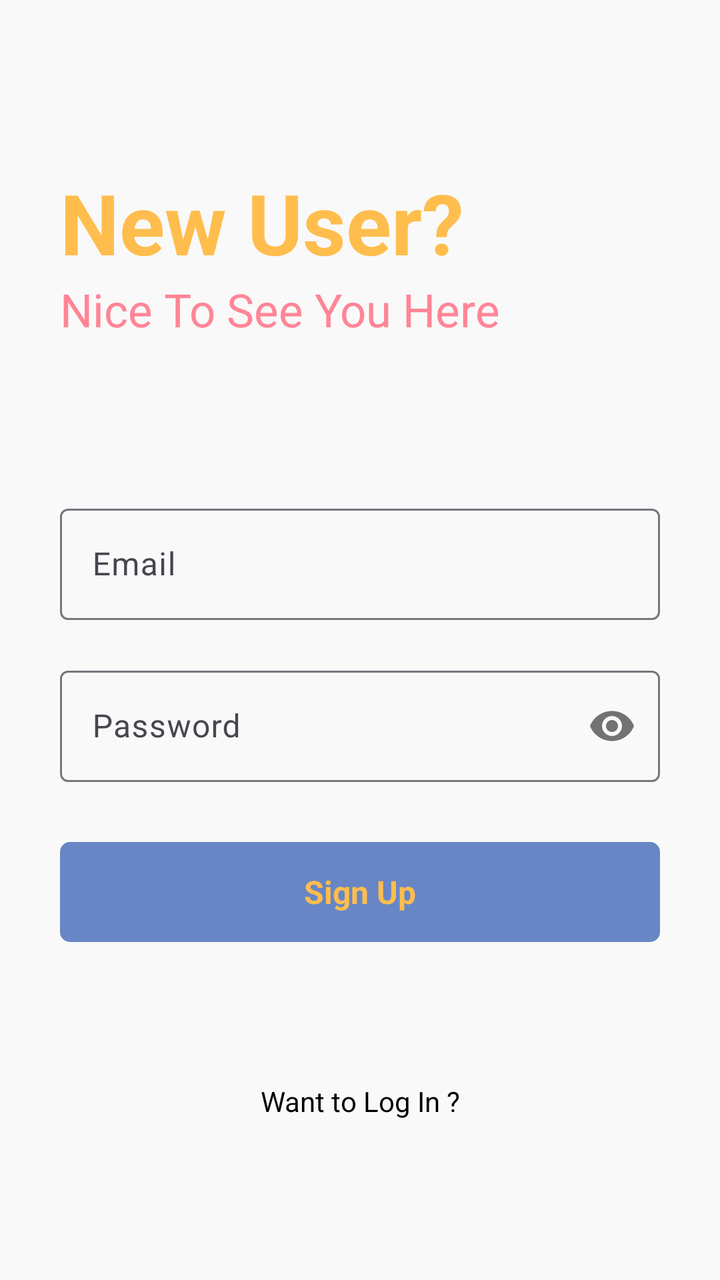
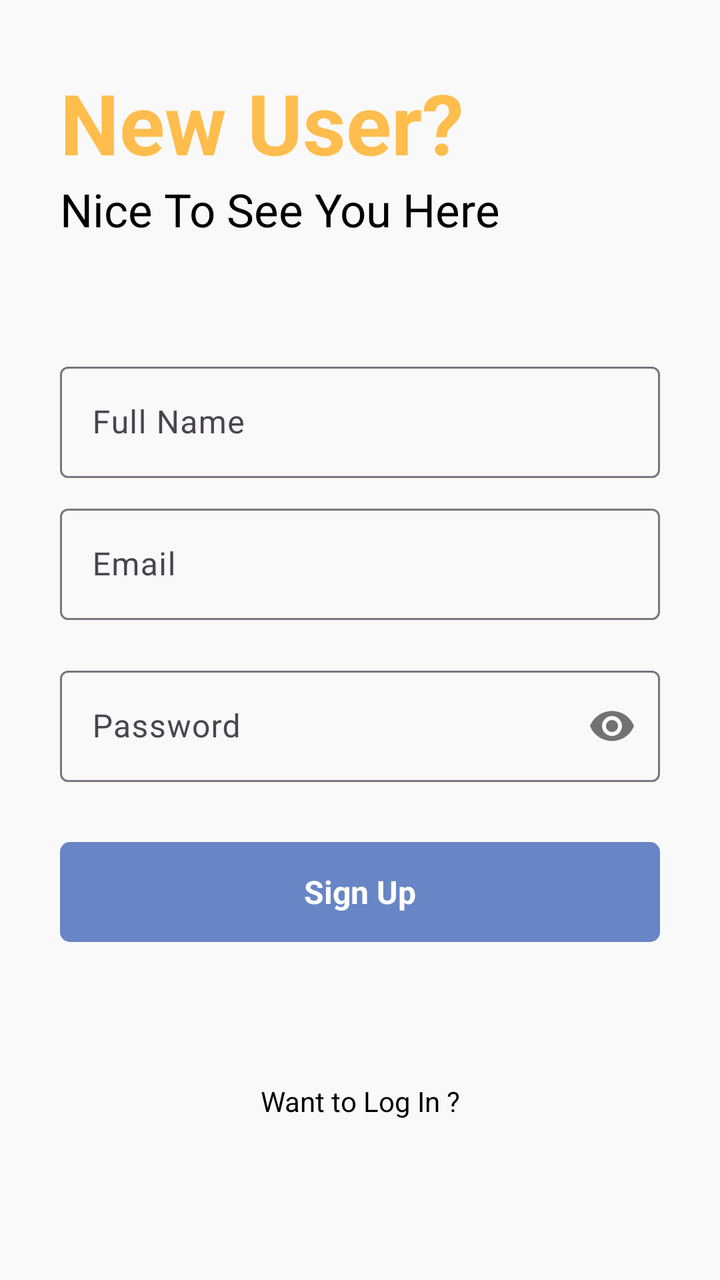

Compare the two renders of this Android layout. The source of the first and the diff that turns it into the second are given below.
<!-- AndroidManifest.xml: application theme Theme.SmartNoteV2 -->
<!-- res/layout/activity_signup.xml -->
<?xml version="1.0" encoding="utf-8"?>
<RelativeLayout xmlns:android="http://schemas.android.com/apk/res/android"
    xmlns:app="http://schemas.android.com/apk/res-auto"
    xmlns:tools="http://schemas.android.com/tools"
    android:id="@+id/main"
    android:layout_width="match_parent"
    android:layout_height="match_parent"
    android:background="#f9f9f9"
    tools:context=".Signup">


    <RelativeLayout
        android:layout_width="match_parent"
        android:layout_height="wrap_content"
        android:id="@+id/centerline2"
        android:layout_centerInParent="true">

    </RelativeLayout>

    <LinearLayout
        android:layout_width="match_parent"
        android:layout_height="wrap_content"
        android:layout_marginLeft="30dp"
        android:layout_marginRight="30dp"
        android:layout_above="@+id/centerline2"
        android:layout_marginBottom="150dp"
        android:orientation="vertical">

        <TextView
            android:layout_width="match_parent"
            android:layout_height="wrap_content"
            android:text="New User?"
            android:textSize="42sp"
            android:textColor="#FFBD4D"
            android:textStyle="bold"/>
        <TextView
            android:layout_width="match_parent"
            android:layout_height="wrap_content"
            android:text="Nice To See You Here"
            android:textSize="23sp"
            android:textColor="#FF8596"/>

    </LinearLayout>


    <com.google.android.material.textfield.TextInputLayout
        android:layout_width="match_parent"
        android:layout_height="wrap_content"
        android:layout_above="@+id/centerline2"
        android:layout_marginBottom="10dp"
        android:id="@+id/email"
        android:layout_marginRight="30dp"
        android:layout_marginLeft="30dp"
        >
        <EditText
            android:layout_width="match_parent"
            android:layout_height="wrap_content"
            android:hint="Email"
            android:inputType="textEmailAddress"
            android:id="@+id/signup_email"/>
    </com.google.android.material.textfield.TextInputLayout>

    <com.google.android.material.textfield.TextInputLayout
        android:layout_width="match_parent"
        android:layout_height="wrap_content"
        android:layout_below="@+id/centerline2"
        android:layout_marginTop="10dp"
        android:id="@+id/password"
        android:layout_marginRight="30dp"
        android:layout_marginLeft="30dp"
        app:passwordToggleEnabled="true"
        >
        <EditText
            android:layout_width="match_parent"
            android:layout_height="wrap_content"
            android:hint="Password"
            android:inputType="textPassword"
            android:id="@+id/signup_password"/>
    </com.google.android.material.textfield.TextInputLayout>


    <RelativeLayout
        android:layout_width="match_parent"
        android:layout_height="50dp"
        android:layout_marginLeft="30dp"
        android:layout_marginRight="30dp"
        android:layout_marginTop="30dp"
        android:background="@drawable/button_design"
        android:layout_below="@+id/password"
        android:id="@+id/signup">

        <TextView
            android:layout_width="wrap_content"
            android:layout_height="wrap_content"
            android:textStyle="bold"
            android:layout_marginStart="8dp"
            android:textSize="16sp"
            android:text="Sign Up"
            android:textColor="#FFBD4D"
            android:layout_centerInParent="true"/>


    </RelativeLayout>

    <TextView
        android:layout_width="match_parent"
        android:layout_height="wrap_content"
        android:textAlignment="center"
        android:text="Want to Log In ?"
        android:textSize="14sp"
        android:textColor="@color/black"
        android:layout_marginLeft="20dp"
        android:layout_marginRight="20dp"
        android:layout_below="@+id/signup"
        android:id="@+id/gotologin"
        android:layout_marginTop="70dp"/>



</RelativeLayout>
<!-- resources referenced by this layout -->
<resources>
  <color name="black">#FF000000</color>
  <!-- drawable button_design (drawable) -->
  <?xml version="1.0" encoding="utf-8"?>
  <shape xmlns:android="http://schemas.android.com/apk/res/android">
      <solid android:color="#6886c5" />
      <corners android:radius="5dp" />
  </shape>
  <style name="Theme.SmartNoteV2" parent="Base.Theme.SmartNoteV2" />
  <style name="Base.Theme.SmartNoteV2" parent="Theme.Material3.DayNight.NoActionBar">
          
          
      </style>
</resources>

<!-- the commit's change to res/layout/activity_signup.xml (unified diff, before → after) -->
@@ -8,14 +8,11 @@
     android:background="#f9f9f9"
     tools:context=".Signup">
 
-
     <RelativeLayout
         android:layout_width="match_parent"
         android:layout_height="wrap_content"
         android:id="@+id/centerline2"
-        android:layout_centerInParent="true">
-
-    </RelativeLayout>
+        android:layout_centerInParent="true"/>
 
     <LinearLayout
         android:layout_width="match_parent"
@@ -23,7 +20,7 @@
         android:layout_marginLeft="30dp"
         android:layout_marginRight="30dp"
         android:layout_above="@+id/centerline2"
-        android:layout_marginBottom="150dp"
+        android:layout_marginBottom="200dp"
         android:orientation="vertical">
 
         <TextView
@@ -33,88 +30,109 @@
             android:textSize="42sp"
             android:textColor="#FFBD4D"
             android:textStyle="bold"/>
+
         <TextView
             android:layout_width="match_parent"
             android:layout_height="wrap_content"
             android:text="Nice To See You Here"
             android:textSize="23sp"
-            android:textColor="#FF8596"/>
+            android:textColor="@color/black"/>
 
     </LinearLayout>
 
+    
+    <com.google.android.material.textfield.TextInputLayout
+        android:id="@+id/fullname"
+        android:layout_width="match_parent"
+        android:layout_height="wrap_content"
+        android:layout_above="@+id/email"
+        android:layout_marginLeft="30dp"
+        android:layout_marginRight="30dp"
+        android:layout_marginBottom="10dp">
 
+        <EditText
+            android:id="@+id/signup_fullname"
+            android:layout_width="match_parent"
+            android:layout_height="wrap_content"
+            android:hint="Full Name"
+            android:inputType="textPersonName"/>
+
+    </com.google.android.material.textfield.TextInputLayout>
+
+    
     <com.google.android.material.textfield.TextInputLayout
+        android:id="@+id/email"
         android:layout_width="match_parent"
         android:layout_height="wrap_content"
         android:layout_above="@+id/centerline2"
-        android:layout_marginBottom="10dp"
-        android:id="@+id/email"
+        android:layout_marginLeft="30dp"
         android:layout_marginRight="30dp"
-        android:layout_marginLeft="30dp"
-        >
+        android:layout_marginBottom="10dp">
+
         <EditText
+            android:id="@+id/signup_email"
             android:layout_width="match_parent"
             android:layout_height="wrap_content"
             android:hint="Email"
-            android:inputType="textEmailAddress"
-            android:id="@+id/signup_email"/>
+            android:inputType="textEmailAddress"/>
+
     </com.google.android.material.textfield.TextInputLayout>
 
+    
     <com.google.android.material.textfield.TextInputLayout
+        android:id="@+id/password"
         android:layout_width="match_parent"
         android:layout_height="wrap_content"
         android:layout_below="@+id/centerline2"
+        android:layout_marginLeft="30dp"
+        android:layout_marginRight="30dp"
         android:layout_marginTop="10dp"
-        android:id="@+id/password"
-        android:layout_marginRight="30dp"
-        android:layout_marginLeft="30dp"
-        app:passwordToggleEnabled="true"
-        >
+        app:passwordToggleEnabled="true">
+
         <EditText
+            android:id="@+id/signup_password"
             android:layout_width="match_parent"
             android:layout_height="wrap_content"
             android:hint="Password"
-            android:inputType="textPassword"
-            android:id="@+id/signup_password"/>
+            android:inputType="textPassword"/>
+
     </com.google.android.material.textfield.TextInputLayout>
 
-
+    
     <RelativeLayout
+        android:id="@+id/signup"
         android:layout_width="match_parent"
         android:layout_height="50dp"
+        android:layout_below="@+id/password"
         android:layout_marginLeft="30dp"
         android:layout_marginRight="30dp"
         android:layout_marginTop="30dp"
-        android:background="@drawable/button_design"
-        android:layout_below="@+id/password"
-        android:id="@+id/signup">
+        android:background="@drawable/button_design">
 
         <TextView
             android:layout_width="wrap_content"
             android:layout_height="wrap_content"
-            android:textStyle="bold"
+            android:layout_centerInParent="true"
             android:layout_marginStart="8dp"
+            android:text="Sign Up"
+            android:textColor="@color/white"
             android:textSize="16sp"
-            android:text="Sign Up"
-            android:textColor="#FFBD4D"
-            android:layout_centerInParent="true"/>
-
+            android:textStyle="bold"/>
 
     </RelativeLayout>
 
+    
     <TextView
+        android:id="@+id/gotologin"
         android:layout_width="match_parent"
         android:layout_height="wrap_content"
-        android:textAlignment="center"
-        android:text="Want to Log In ?"
-        android:textSize="14sp"
-        android:textColor="@color/black"
+        android:layout_below="@+id/signup"
         android:layout_marginLeft="20dp"
         android:layout_marginRight="20dp"
-        android:layout_below="@+id/signup"
-        android:id="@+id/gotologin"
-        android:layout_marginTop="70dp"/>
-
-
+        android:layout_marginTop="70dp"
+        android:text="Want to Log In ?"
+        android:textAlignment="center"
+        android:textColor="@color/black"
+        android:textSize="14sp"/>
 
 </RelativeLayout>
<!-- resource entries referenced after the edit -->
@@ -1,6 +1,7 @@
 <!-- resources referenced by this layout -->
 <resources>
   <color name="black">#FF000000</color>
+  <color name="white">#FFFFFFFF</color>
   <!-- drawable button_design (drawable) -->
   <?xml version="1.0" encoding="utf-8"?>
   <shape xmlns:android="http://schemas.android.com/apk/res/android">
